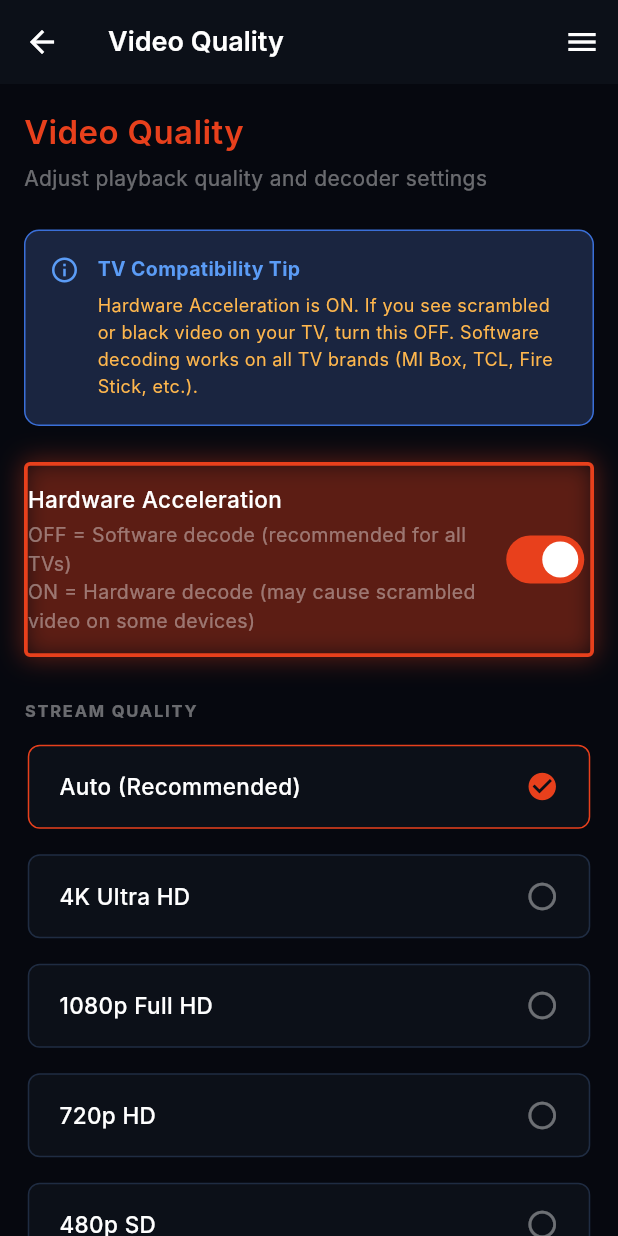
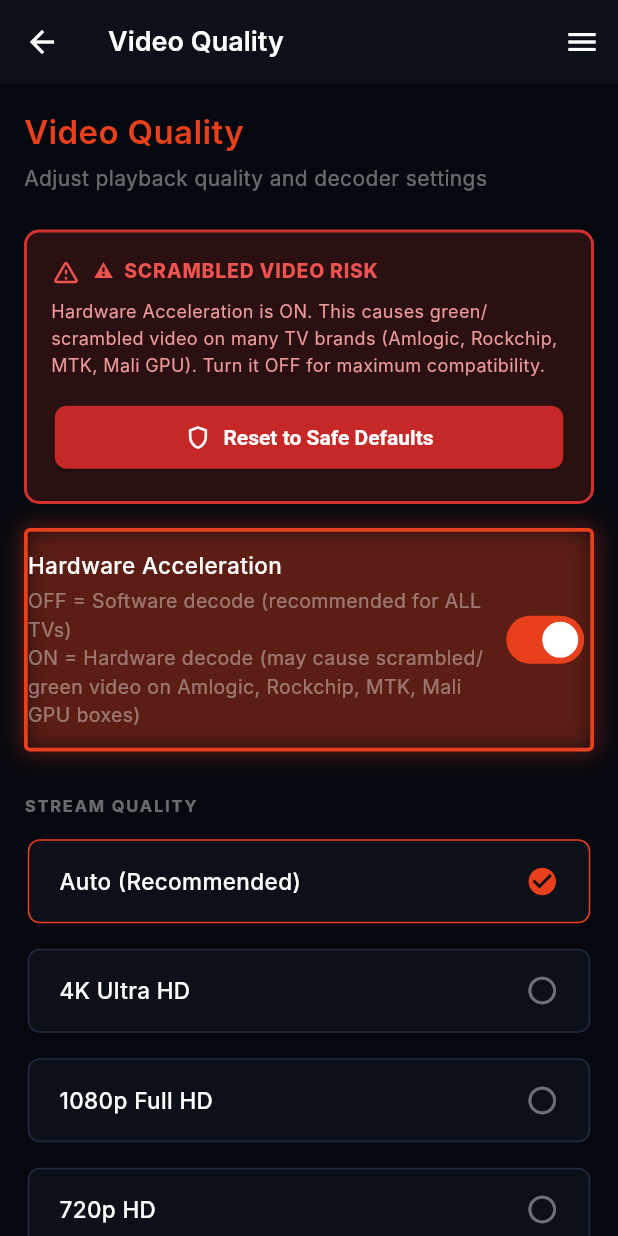
Before and after one commit to AwaisAli-ux/smart-care-tv-app, a Flutter app: the SettingsScreen screen opened directly, after a tap on "Hardware Acceleration", on a phone screen of 412 x 824 dp. Run offline on Flutter 3.47's test engine with Material 3 defaults, Android fonts, the phone set to English and light mode, and no system bars; our stand-ins replace cached_network_image, shared_preferences; missing offline and left inert: media_kit, media_kit_video; accounts and stored records are empty; network calls fail; Roboto replaces fonts that are missing (Inter).

Commit message:
feat: update to v2.5.1 with player compatibility optimizations and add viva prep guide

```diff
--- a/lib/screens/settings_screen.dart
+++ b/lib/screens/settings_screen.dart
@@ -288,45 +288,98 @@ class _SettingsScreenState extends State<SettingsScreen> {
         _buildHeader('Video Quality', 'Adjust playback quality and decoder settings'),
 
         // ─── Compatibility Warning Banner ──────────────────────────────────
+        // Shows a red WARNING when HW accel is ON (most common cause of
+        // scrambled video on client TVs). Shows green confirmation when OFF.
+        if (appState.hardwareAccelEnabled)
           Container(
-          margin: const EdgeInsets.only(bottom: 24),
+            margin: const EdgeInsets.only(bottom: 16),
             padding: const EdgeInsets.all(16),
             decoration: BoxDecoration(
-            color: const Color(0xFF1A2540),
+              color: const Color(0xFF2A1010),
               borderRadius: BorderRadius.circular(10),
-            border: Border.all(color: const Color(0xFF3A6FD8), width: 1),
+              border: Border.all(color: Colors.red.shade700, width: 2),
             ),
-          child: Row(
-            crossAxisAlignment: CrossAxisAlignment.start,
-            children: [
-              const Icon(Icons.info_outline, color: Color(0xFF5B9CF6), size: 20),
-              const SizedBox(width: 12),
-              Expanded(
             child: Column(
               crossAxisAlignment: CrossAxisAlignment.start,
               children: [
-                    const Text(
-                      'TV Compatibility Tip',
+                Row(
+                  children: [
+                    Icon(Icons.warning_amber_rounded, color: Colors.red.shade400, size: 20),
+                    const SizedBox(width: 8),
+                    Text(
+                      '⚠  SCRAMBLED VIDEO RISK',
                       style: TextStyle(
                         fontSize: 13,
-                        fontWeight: FontWeight.w700,
-                        color: Color(0xFF5B9CF6),
-                      ),
-                    ),
-                    const SizedBox(height: 6),
-                    Text(
-                      appState.hardwareAccelEnabled
-                          ? 'Hardware Acceleration is ON. If you see scrambled or black video on your TV, turn this OFF. Software decoding works on all TV brands (MI Box, TCL, Fire Stick, etc.).'
-                          : 'Hardware Acceleration is OFF ✓. Software decoding is active — maximum compatibility with all TV brands (MI Box, TCL, Fire Stick, Samsung, Sony, Hisense).',
-                      style: TextStyle(
-                        fontSize: 12,
-                        color: appState.hardwareAccelEnabled
-                            ? Colors.orange.shade300
-                            : Colors.green.shade300,
-                        height: 1.5,
+                        fontWeight: FontWeight.w800,
+                        color: Colors.red.shade400,
+                        letterSpacing: 0.5,
                       ),
                     ),
                   ],
+                ),
+                const SizedBox(height: 8),
+                Text(
+                  'Hardware Acceleration is ON. This causes green/scrambled video on many TV brands '
+                  '(Amlogic, Rockchip, MTK, Mali GPU). Turn it OFF for maximum compatibility.',
+                  style: TextStyle(fontSize: 12, color: Colors.red.shade200, height: 1.5),
+                ),
+                const SizedBox(height: 12),
+                SizedBox(
+                  width: double.infinity,
+                  child: TvFocusable(
+                    onActivate: () {
+                      context.read<AppState>().setHardwareAccel(false);
+                      context.read<AppState>().setBufferSize('medium');
+                      ScaffoldMessenger.of(context).showSnackBar(const SnackBar(
+                        content: Text('✅ Reset to safe defaults — software decoding active'),
+                        backgroundColor: Color(0xFF1B5E20),
+                        duration: Duration(seconds: 3),
+                      ));
+                    },
+                    borderRadius: 8,
+                    child: ElevatedButton.icon(
+                      onPressed: () {
+                        context.read<AppState>().setHardwareAccel(false);
+                        context.read<AppState>().setBufferSize('medium');
+                        ScaffoldMessenger.of(context).showSnackBar(const SnackBar(
+                          content: Text('✅ Reset to safe defaults — software decoding active'),
+                          backgroundColor: Color(0xFF1B5E20),
+                          duration: Duration(seconds: 3),
+                        ));
+                      },
+                      icon: const Icon(Icons.shield_outlined, size: 18),
+                      label: const Text('Reset to Safe Defaults'),
+                      style: ElevatedButton.styleFrom(
+                        backgroundColor: Colors.red.shade800,
+                        foregroundColor: Colors.white,
+                        padding: const EdgeInsets.symmetric(vertical: 12),
+                        shape: RoundedRectangleBorder(borderRadius: BorderRadius.circular(8)),
+                        textStyle: const TextStyle(fontSize: 14, fontWeight: FontWeight.w700),
+                      ),
+                    ),
+                  ),
+                ),
+              ],
+            ),
+          )
+        else
+          Container(
+            margin: const EdgeInsets.only(bottom: 16),
+            padding: const EdgeInsets.all(14),
+            decoration: BoxDecoration(
+              color: const Color(0xFF0A1F10),
+              borderRadius: BorderRadius.circular(10),
+              border: Border.all(color: Colors.green.shade800, width: 1),
+            ),
+            child: Row(
+              children: [
+                Icon(Icons.check_circle_outline, color: Colors.green.shade400, size: 20),
+                const SizedBox(width: 12),
+                Expanded(
+                  child: Text(
+                    'Software decoding active ✓ — Maximum compatibility with all TV brands '
+                    '(MI Box, TCL, Samsung, Sony, Hisense, Fire Stick, generic Android boxes).',
+                    style: TextStyle(fontSize: 12, color: Colors.green.shade300, height: 1.5),
                   ),
                 ),
               ],
@@ -336,7 +389,7 @@ class _SettingsScreenState extends State<SettingsScreen> {
         // ─── Hardware Acceleration ─────────────────────────────────────────
         _buildSwitchRow(
           title: 'Hardware Acceleration',
-          subtitle: 'OFF = Software decode (recommended for all TVs)\nON = Hardware decode (may cause scrambled video on some devices)',
+          subtitle: 'OFF = Software decode (recommended for ALL TVs)\nON = Hardware decode (may cause scrambled/green video on Amlogic, Rockchip, MTK, Mali GPU boxes)',
           value: appState.hardwareAccelEnabled,
           onChanged: (v) => context.read<AppState>().setHardwareAccel(v),
         ),
@@ -554,7 +607,7 @@ class _SettingsScreenState extends State<SettingsScreen> {
         ),
         _buildActionRow(
           title: 'App Version',
-          subtitle: 'Smart Care TV v2.2.0',
+          subtitle: 'Smart Care TV v2.5.1',
         ),
         _buildActionRow(
           title: 'Clear Cache',
@@ -671,7 +724,7 @@ class _SettingsScreenState extends State<SettingsScreen> {
             ),
             const SizedBox(height: 8),
             const Text(
-              'Version 2.2.0',
+              'Version 2.5.1',
               style: TextStyle(
                 fontSize: 14,
                 color: AppColors.textSecondary,
--- a/pubspec.yaml
+++ b/pubspec.yaml
@@ -9,7 +9,7 @@ publish_to: 'none'
 
 # App version: shown in Settings screen and app stores
 # Format: major.minor.patch+buildNumber
-version: 1.0.0+1
+version: 2.5.1+2
 
 # ─── SDK Constraints ──────────────────────────────────────────────────────────
 environment:
```
Also changed, not shown: lib/screens/channel_player_screen.dart (+28 -6 lines), lib/screens/movie_player_screen.dart (+25 -6 lines), 3 other files. Lines whose indentation alone changed are shown as unchanged.
